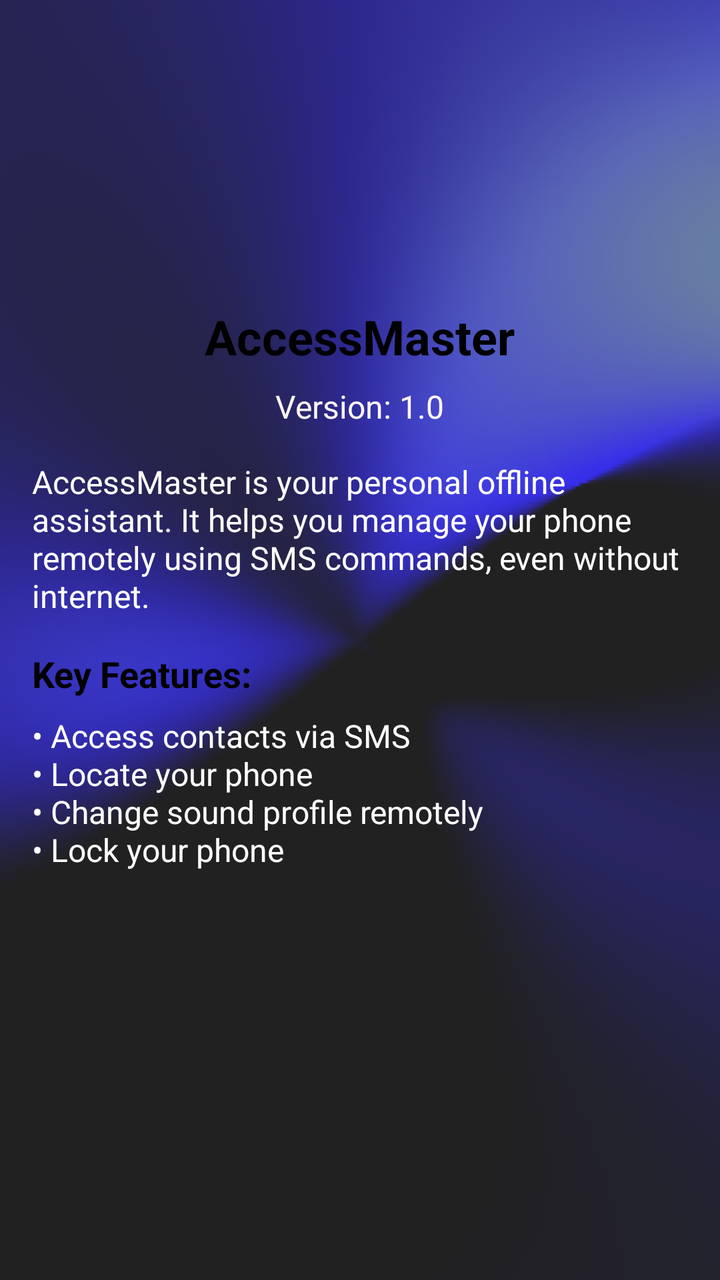
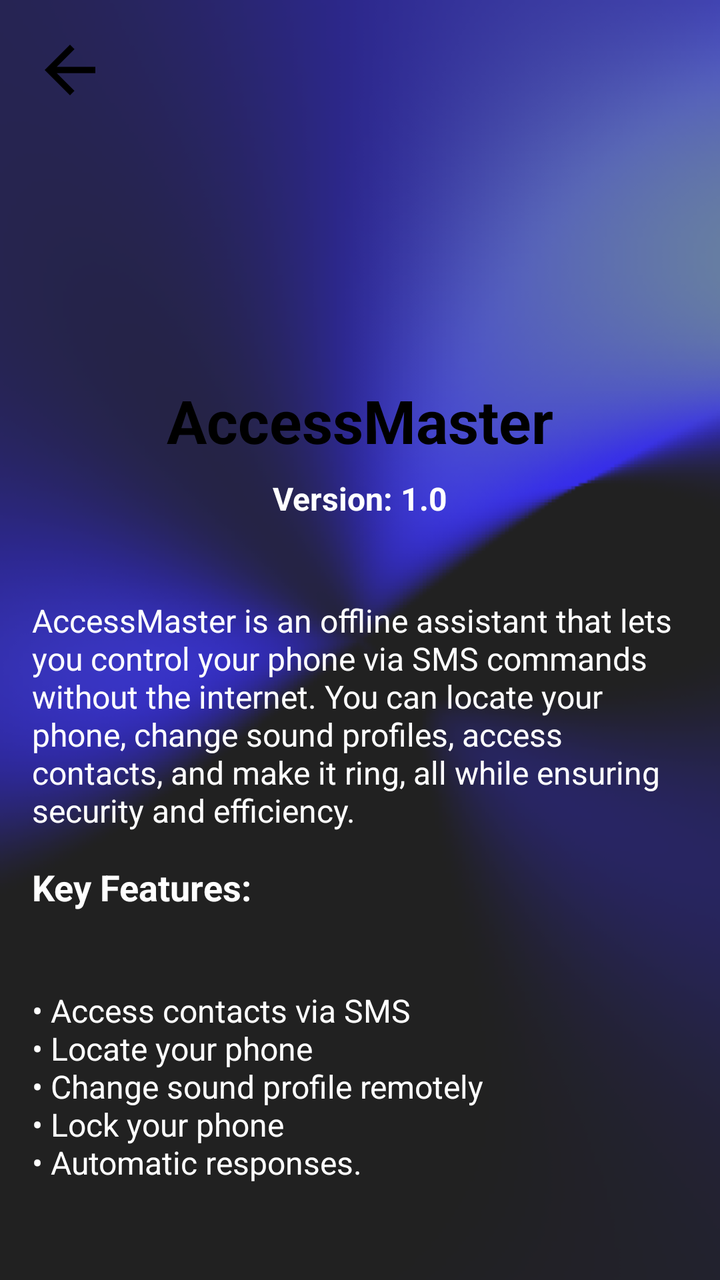

Screens rendered from an Android XML layout before and after an edit, with the pre-edit source and the edit as a unified diff.
<!-- AndroidManifest.xml: application theme Theme.AccessMaster -->
<!-- res/layout/about.xml -->
<?xml version="1.0" encoding="utf-8"?>
<ScrollView xmlns:android="http://schemas.android.com/apk/res/android"
    android:layout_width="match_parent"
    android:layout_height="match_parent"
    android:background="@drawable/back"
    android:padding="16dp">

    <LinearLayout
        android:layout_width="match_parent"
        android:layout_height="wrap_content"
        android:orientation="vertical">

        
        <ImageView
            android:id="@+id/app_icon"
            android:layout_width="120dp"
            android:layout_height="120dp"
            android:layout_gravity="center"
            android:src="@mipmap/ic_launcher"
            android:contentDescription="App Icon"
            android:layout_marginBottom="16dp" />

        
        <TextView
            android:id="@+id/app_name"
            android:layout_width="wrap_content"
            android:layout_height="wrap_content"
            android:layout_gravity="center"
            android:text="AccessMaster"
            android:textStyle="bold"
            android:textSize="24sp"
            android:textColor="#000000"
            android:layout_marginBottom="8dp" />

        
        <TextView
            android:id="@+id/app_version"
            android:layout_width="wrap_content"
            android:layout_height="wrap_content"
            android:layout_gravity="center"
            android:layout_marginBottom="16dp"
            android:text="Version: 1.0"
            android:textColor="#FBF5F5"
            android:textSize="16sp" />

        
        <TextView
            android:id="@+id/about_description"
            android:layout_width="match_parent"
            android:layout_height="wrap_content"
            android:layout_marginBottom="16dp"
            android:text="AccessMaster is your personal offline assistant. It helps you manage your phone remotely using SMS commands, even without internet."
            android:textColor="@color/white"
            android:textSize="16sp" />

        
        <TextView
            android:id="@+id/features_heading"
            android:layout_width="wrap_content"
            android:layout_height="wrap_content"
            android:text="Key Features:"
            android:textStyle="bold"
            android:textSize="18sp"
            android:textColor="#000000"
            android:layout_marginBottom="8dp" />

        
        <TextView
            android:id="@+id/features_list"
            android:layout_width="match_parent"
            android:layout_height="wrap_content"
            android:text="• Access contacts via SMS\n• Locate your phone\n• Change sound profile remotely\n• Lock your phone"
            android:textColor="@color/white"
            android:textSize="16sp" />
    </LinearLayout>
</ScrollView>
<!-- resources referenced by this layout -->
<resources>
  <color name="white">#FFFFFFFF</color>
  <!-- drawable back: png bitmap (drawable, 58696 bytes) -->
  <!-- mipmap ic_launcher (mipmap-anydpi-v26) -->
  <?xml version="1.0" encoding="utf-8"?>
  <adaptive-icon xmlns:android="http://schemas.android.com/apk/res/android">
      <background android:drawable="@color/ic_launcher_background"/>
      <foreground android:drawable="@mipmap/ic_launcher_foreground"/>
  </adaptive-icon>
  <style name="Theme.AccessMaster" parent="Base.Theme.AccessMaster" />
  <color name="ic_launcher_background">#FFFFFF</color>
  <style name="Base.Theme.AccessMaster" parent="Theme.Material3.DayNight.NoActionBar">
          
          
      </style>
</resources>

<!-- the commit's change to res/layout/about.xml (unified diff, before → after) -->
@@ -2,6 +2,7 @@
 <ScrollView xmlns:android="http://schemas.android.com/apk/res/android"
     android:layout_width="match_parent"
     android:layout_height="match_parent"
+    xmlns:app="http://schemas.android.com/apk/res-auto"
     android:background="@drawable/back"
     android:padding="16dp">
 
@@ -10,6 +11,17 @@
         android:layout_height="wrap_content"
         android:orientation="vertical">
 
+        <ImageView
+            android:id="@+id/backarrow"
+            android:layout_width="38dp"
+            android:layout_height="38dp"
+            app:layout_constraintBottom_toBottomOf="parent"
+            app:layout_constraintEnd_toEndOf="parent"
+            app:layout_constraintHorizontal_bias="0.0"
+            app:layout_constraintStart_toStartOf="parent"
+            app:layout_constraintTop_toTopOf="parent"
+            app:layout_constraintVertical_bias="0.023"
+            app:srcCompat="@drawable/barrow" />
         
         <ImageView
             android:id="@+id/app_icon"
@@ -28,7 +40,7 @@
             android:layout_gravity="center"
             android:text="AccessMaster"
             android:textStyle="bold"
-            android:textSize="24sp"
+            android:textSize="30sp"
             android:textColor="#000000"
             android:layout_marginBottom="8dp" />
 
@@ -36,20 +48,21 @@
         <TextView
             android:id="@+id/app_version"
             android:layout_width="wrap_content"
-            android:layout_height="wrap_content"
+            android:layout_height="41dp"
             android:layout_gravity="center"
-            android:layout_marginBottom="16dp"
+            android:layout_marginBottom="20dp"
             android:text="Version: 1.0"
-            android:textColor="#FBF5F5"
+            android:textStyle="bold"
+            android:textColor="@color/white"
             android:textSize="16sp" />
 
         
         <TextView
             android:id="@+id/about_description"
             android:layout_width="match_parent"
-            android:layout_height="wrap_content"
+            android:layout_height="116dp"
             android:layout_marginBottom="16dp"
-            android:text="AccessMaster is your personal offline assistant. It helps you manage your phone remotely using SMS commands, even without internet."
+            android:text="AccessMaster is an offline assistant that lets you control your phone via SMS commands without the internet. You can locate your phone, change sound profiles, access contacts, and make it ring, all while ensuring security and efficiency."
             android:textColor="@color/white"
             android:textSize="16sp" />
 
@@ -57,19 +70,19 @@
         <TextView
             android:id="@+id/features_heading"
             android:layout_width="wrap_content"
-            android:layout_height="wrap_content"
+            android:layout_height="55dp"
+            android:layout_marginBottom="8dp"
             android:text="Key Features:"
-            android:textStyle="bold"
+            android:textColor="@color/white"
             android:textSize="18sp"
-            android:textColor="#000000"
-            android:layout_marginBottom="8dp" />
+            android:textStyle="bold" />
 
         
         <TextView
             android:id="@+id/features_list"
             android:layout_width="match_parent"
             android:layout_height="wrap_content"
-            android:text="• Access contacts via SMS\n• Locate your phone\n• Change sound profile remotely\n• Lock your phone"
+            android:text="• Access contacts via SMS\n• Locate your phone\n• Change sound profile remotely\n• Lock your phone\n• Automatic responses."
             android:textColor="@color/white"
             android:textSize="16sp" />
     </LinearLayout>
<!-- resource entries referenced after the edit -->
@@ -2,6 +2,12 @@
 <resources>
   <color name="white">#FFFFFFFF</color>
   <!-- drawable back: png bitmap (drawable, 58696 bytes) -->
+  <!-- drawable barrow (drawable) -->
+  <vector xmlns:android="http://schemas.android.com/apk/res/android" android:autoMirrored="true" android:height="24dp" android:tint="#000000" android:viewportHeight="24" android:viewportWidth="24" android:width="24dp">
+  
+      <path android:fillColor="@android:color/white" android:pathData="M20,11H7.83l5.59,-5.59L12,4l-8,8 8,8 1.41,-1.41L7.83,13H20v-2z"/>
+  
+  </vector>
   <!-- mipmap ic_launcher (mipmap-anydpi-v26) -->
   <?xml version="1.0" encoding="utf-8"?>
   <adaptive-icon xmlns:android="http://schemas.android.com/apk/res/android">
